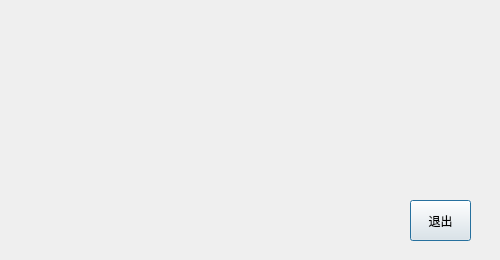
Above: Client/main.ui from MonianHello/Game before the change. Below: the same form after it.
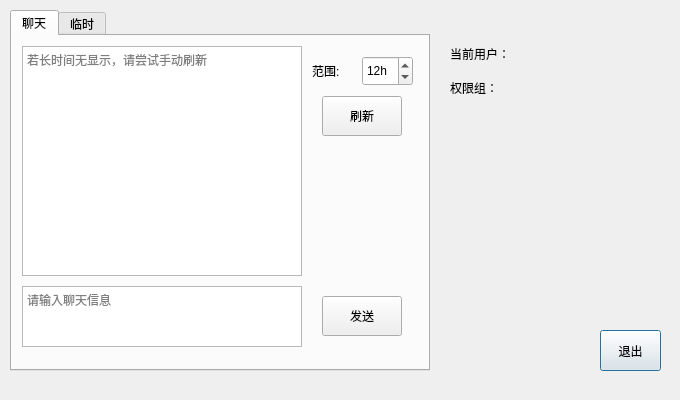
That is the form after the change.

Commit message: 新增聊天室

Diff of the .ui file:
```diff
--- a/Client/main.ui
+++ b/Client/main.ui
@@ -6,8 +6,8 @@
    <rect>
     <x>0</x>
     <y>0</y>
-    <width>500</width>
-    <height>260</height>
+    <width>680</width>
+    <height>400</height>
    </rect>
   </property>
   <property name="font">
@@ -24,8 +24,8 @@
   <widget class="QPushButton" name="ExitButton">
    <property name="geometry">
     <rect>
-     <x>410</x>
-     <y>200</y>
+     <x>600</x>
+     <y>330</y>
      <width>61</width>
      <height>41</height>
     </rect>
@@ -34,6 +34,172 @@
     <string>退出</string>
    </property>
   </widget>
+  <widget class="QTabWidget" name="tabWidget">
+   <property name="geometry">
+    <rect>
+     <x>10</x>
+     <y>10</y>
+     <width>420</width>
+     <height>361</height>
+    </rect>
+   </property>
+   <property name="currentIndex">
+    <number>0</number>
+   </property>
+   <widget class="QWidget" name="chat">
+    <attribute name="title">
+     <string>聊天</string>
+    </attribute>
+    <widget class="QTextEdit" name="chatmessages">
+     <property name="geometry">
+      <rect>
+       <x>10</x>
+       <y>10</y>
+       <width>280</width>
+       <height>230</height>
+      </rect>
+     </property>
+     <property name="readOnly">
+      <bool>true</bool>
+     </property>
+     <property name="html">
+      <string>&lt;!DOCTYPE HTML PUBLIC &quot;-//W3C//DTD HTML 4.0//EN&quot; &quot;http://www.w3.org/TR/REC-html40/strict.dtd&quot;&gt;
+&lt;html&gt;&lt;head&gt;&lt;meta name=&quot;qrichtext&quot; content=&quot;1&quot; /&gt;&lt;style type=&quot;text/css&quot;&gt;
+p, li { white-space: pre-wrap; }
+&lt;/style&gt;&lt;/head&gt;&lt;body style=&quot; font-family:'Tahoma'; font-size:9pt; font-weight:400; font-style:normal;&quot;&gt;
+&lt;p style=&quot;-qt-paragraph-type:empty; margin-top:0px; margin-bottom:0px; margin-left:0px; margin-right:0px; -qt-block-indent:0; text-indent:0px;&quot;&gt;&lt;br /&gt;&lt;/p&gt;&lt;/body&gt;&lt;/html&gt;</string>
+     </property>
+     <property name="placeholderText">
+      <string>若长时间无显示，请尝试手动刷新</string>
+     </property>
+    </widget>
+    <widget class="QPushButton" name="sendButton">
+     <property name="geometry">
+      <rect>
+       <x>310</x>
+       <y>260</y>
+       <width>80</width>
+       <height>40</height>
+      </rect>
+     </property>
+     <property name="font">
+      <font>
+       <family>Tahoma</family>
+       <pointsize>9</pointsize>
+      </font>
+     </property>
+     <property name="text">
+      <string>发送</string>
+     </property>
+    </widget>
+    <widget class="QPlainTextEdit" name="sendmessage">
+     <property name="geometry">
+      <rect>
+       <x>10</x>
+       <y>250</y>
+       <width>280</width>
+       <height>61</height>
+      </rect>
+     </property>
+     <property name="placeholderText">
+      <string>请输入聊天信息</string>
+     </property>
+    </widget>
+    <widget class="QPushButton" name="refreshChatButton">
+     <property name="geometry">
+      <rect>
+       <x>310</x>
+       <y>60</y>
+       <width>80</width>
+       <height>40</height>
+      </rect>
+     </property>
+     <property name="text">
+      <string>刷新</string>
+     </property>
+    </widget>
+    <widget class="QSpinBox" name="timespinBox">
+     <property name="geometry">
+      <rect>
+       <x>350</x>
+       <y>20</y>
+       <width>51</width>
+       <height>30</height>
+      </rect>
+     </property>
+     <property name="suffix">
+      <string>h</string>
+     </property>
+     <property name="prefix">
+      <string/>
+     </property>
+     <property name="maximum">
+      <number>24</number>
+     </property>
+     <property name="value">
+      <number>12</number>
+     </property>
+    </widget>
+    <widget class="QLabel" name="label_3">
+     <property name="geometry">
+      <rect>
+       <x>300</x>
+       <y>22</y>
+       <width>41</width>
+       <height>26</height>
+      </rect>
+     </property>
+     <property name="text">
+      <string>范围:</string>
+     </property>
+    </widget>
+   </widget>
+   <widget class="QWidget" name="temp">
+    <attribute name="title">
+     <string>临时</string>
+    </attribute>
+   </widget>
+  </widget>
+  <widget class="QWidget" name="">
+   <property name="geometry">
+    <rect>
+     <x>450</x>
+     <y>40</y>
+     <width>211</width>
+     <height>61</height>
+    </rect>
+   </property>
+   <layout class="QGridLayout" name="gridLayout">
+    <item row="0" column="0">
+     <widget class="QLabel" name="label">
+      <property name="text">
+       <string>当前用户：</string>
+      </property>
+     </widget>
+    </item>
+    <item row="0" column="1">
+     <widget class="QLabel" name="usernamelabel">
+      <property name="text">
+       <string/>
+      </property>
+     </widget>
+    </item>
+    <item row="1" column="0">
+     <widget class="QLabel" name="label_2">
+      <property name="text">
+       <string>权限组：</string>
+      </property>
+     </widget>
+    </item>
+    <item row="1" column="1">
+     <widget class="QLabel" name="permissionlabel">
+      <property name="text">
+       <string/>
+      </property>
+     </widget>
+    </item>
+   </layout>
+  </widget>
  </widget>
  <resources/>
  <connections>
```
Left out of the diff: 8 changed lines with no effect on the pictures. The commit also changes 6 other files.
